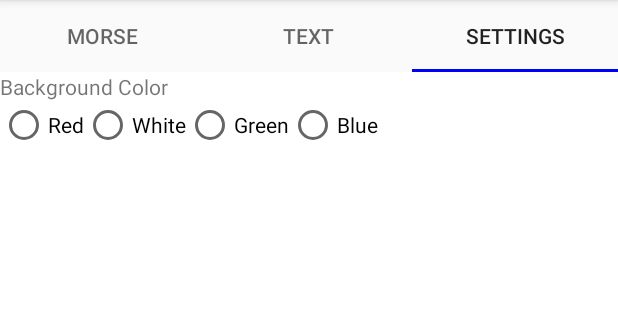
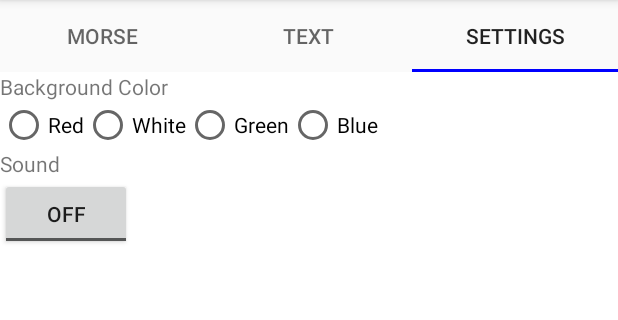
Before and after one commit to Joemiddle/ProjectCode, an Android app: the screen it shows after launch (ProjectActivity), tab 3 chosen, on a phone screen of 412 x 824 dp, the part 84-404 px from its top. Run offline under Robolectric (Android 15) with nearby library versions, the light colour scheme and no system bars.

Commit message:
updated settings
updated the color and sound settings so that they are now functional and saved and restored on restart

```diff
--- a/MyApplication2/projectcode/src/main/java/code/project/projectcode/UserPreferences.java
+++ b/MyApplication2/projectcode/src/main/java/code/project/projectcode/UserPreferences.java
@@ -14,21 +14,23 @@ public class UserPreferences {
 
     private boolean french;
     private boolean sound;
+    private String color;
 
      public UserPreferences()
     {
         SharedPreferences prefs = PreferenceManager.getDefaultSharedPreferences(ProjectActivity.getAppContext());
-        french = prefs.getBoolean("French",false);
         sound = prefs.getBoolean("Sound",true);
+        color = prefs.getString("Color","white");
+
     }
 
-    public void setFrench(boolean fre)
+    public void setColor(String newcolor)
     {
         SharedPreferences prefs  = PreferenceManager.getDefaultSharedPreferences(ProjectActivity.getAppContext());
         SharedPreferences.Editor edit = prefs.edit();
-        edit.putBoolean("French",fre);
+        edit.putString("Color",newcolor);
         edit.apply();
-        this.french = fre;
+        this.color = newcolor;
     }
 
     public void setSound(boolean vol)
@@ -44,10 +46,7 @@ public class UserPreferences {
     {
         return sound;
     }
-    public boolean checkFrench()
-    {
-        return french;
-    }
+    public String checkColor(){return color;}
 
 
 }
--- a/MyApplication2/projectcode/src/main/res/layout/settings.xml
+++ b/MyApplication2/projectcode/src/main/res/layout/settings.xml
@@ -13,12 +13,9 @@
         <RadioGroup
             android:layout_width="wrap_content"
             android:layout_height="wrap_content"
-            android:id="@+id/radgroup">
+            android:id="@+id/radgroup"
+            android:orientation="horizontal">
 
-            <LinearLayout
-                android:layout_width="wrap_content"
-                android:layout_height="wrap_content"
-                android:orientation="horizontal">
             <RadioButton
                 android:layout_width="wrap_content"
                 android:layout_height="wrap_content"
@@ -35,15 +32,25 @@
                 android:layout_width="wrap_content"
                 android:layout_height="wrap_content"
                 android:text="@string/green"
-                android:id="@+id/Green"/>
+                android:id="@+id/green"/>
 
             <RadioButton
                 android:layout_width="wrap_content"
                 android:layout_height="wrap_content"
                 android:text="@string/blue"
-                android:id="@+id/Blue"/>
-            </LinearLayout>
+                android:id="@+id/blue"/>
         </RadioGroup>
+
+
+    <TextView
+        android:layout_width="wrap_content"
+        android:layout_height="wrap_content"
+        android:text="@string/soundtog"/>
+    <ToggleButton
+        android:layout_width="wrap_content"
+        android:layout_height="wrap_content"
+        android:id="@+id/soundtog"
+        />
 
 
 
--- a/MyApplication2/projectcode/src/main/res/values/strings.xml
+++ b/MyApplication2/projectcode/src/main/res/values/strings.xml
@@ -12,4 +12,5 @@
     <string name="blue">Blue</string>
     <string name="about">About</string>
     <string name="backcolor">Background Color</string>
+    <string name="soundtog">Sound</string>
 </resources>
```
Also changed, not shown: MyApplication2/projectcode/src/main/java/code/project/projectcode/FragmentHandler.java (+86 -2 lines).
